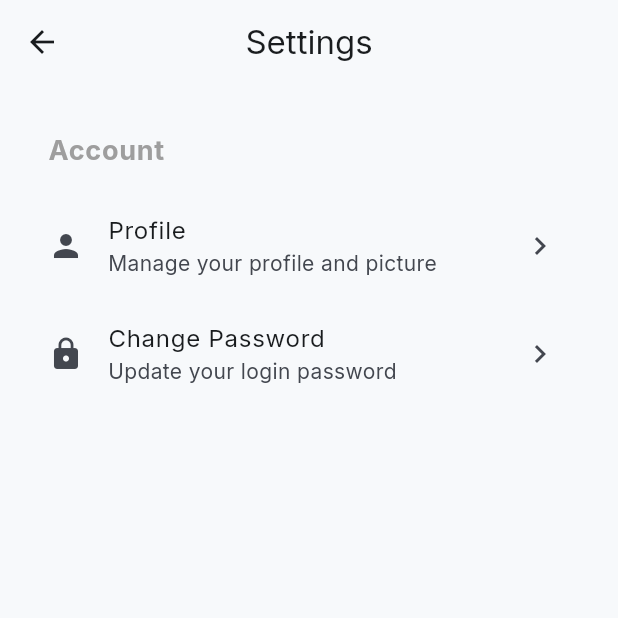
After one commit to salmanak20/Academy-Pro, a Flutter app: the SettingsScreen screen opened directly, on a phone screen of 412 x 824 dp, the top half of it. The commit adds this screen. Run offline on Flutter 3.47's test engine with Material 3 defaults, Android fonts, the phone set to English and light mode, and no system bars; our stand-ins replace cloud_firestore, firebase_auth, firebase_core, firebase_storage, flutter_riverpod, freezed_annotation and 5 more; accounts and stored records are empty; generated files the repository leaves out were written again.

Commit message:
feat: add profile picture upload, settings module, and email notification for password change. Update app logos.

```diff
--- a/lib/core/routing/app_router.dart
+++ b/lib/core/routing/app_router.dart
@@ -143,6 +143,14 @@ GoRouter appRouter(Ref ref) {
         path: '/principal/reports',
         builder: (context, state) => const ReportsScreen(),
       ),
+      GoRoute(
+        path: '/principal/settings',
+        builder: (context, state) => const SettingsScreen(),
+      ),
+      GoRoute(
+        path: '/principal/profile',
+        builder: (context, state) => const ProfileScreen(),
+      ),
     ],
   );
 }
--- a/lib/features/auth/domain/entities/app_user.dart
+++ b/lib/features/auth/domain/entities/app_user.dart
@@ -13,6 +13,7 @@ abstract class AppUser with _$AppUser {
     required String role, // 'SuperAdmin', 'Principal', 'Teacher', 'Student'
     String? academyId, // Null for SuperAdmin, required for Principal/Teacher/Student
     String? name,
+    String? photoUrl,
   }) = _AppUser;
 
   factory AppUser.fromJson(Map<String, dynamic> json) =>
--- a/lib/features/dashboard/presentation/change_password_screen.dart
+++ b/lib/features/dashboard/presentation/change_password_screen.dart
@@ -1,5 +1,6 @@
 import 'package:flutter/material.dart';
 import 'package:firebase_auth/firebase_auth.dart';
+import 'package:cloud_firestore/cloud_firestore.dart';
 import 'package:go_router/go_router.dart';
 
 class ChangePasswordScreen extends StatefulWidget {
@@ -46,6 +47,19 @@ class _ChangePasswordScreenState extends State<ChangePasswordScreen> {
 
       // Update password
       await user.updatePassword(_newPasswordController.text);
+
+      // Send mail
+      await FirebaseFirestore.instance.collection('mail').add({
+        'to': user.email,
+        'message': {
+          'subject': 'Password Changed - Academy Pro',
+          'html': '''
+            <h2>Password Changed Successfully</h2>
+            <p>Your password for Academy Pro has been recently changed.</p>
+            <p>If you did not make this change, please contact support immediately.</p>
+          ''',
+        }
+      });
 
       if (mounted) {
         ScaffoldMessenger.of(context).showSnackBar(
--- a/lib/features/dashboard/presentation/principal_dashboard.dart
+++ b/lib/features/dashboard/presentation/principal_dashboard.dart
@@ -81,11 +81,11 @@ class PrincipalDashboard extends ConsumerWidget {
             },
           ),
           ListTile(
-            leading: const Icon(Icons.security),
-            title: const Text('Change Password'),
+            leading: const Icon(Icons.settings),
+            title: const Text('Settings'),
             onTap: () {
               context.pop();
-              context.push('/principal/change-password');
+              context.push('/principal/settings');
             },
           ),
         ],
--- /dev/null
+++ b/lib/features/settings/presentation/settings_screen.dart
@@ -0,0 +1,42 @@
+import 'package:flutter/material.dart';
+import 'package:go_router/go_router.dart';
+
+class SettingsScreen extends StatelessWidget {
+  const SettingsScreen({super.key});
+
+  @override
+  Widget build(BuildContext context) {
+    return Scaffold(
+      appBar: AppBar(title: const Text('Settings')),
+      body: ListView(
+        padding: const EdgeInsets.all(16.0),
+        children: [
+          const ListTile(
+            title: Text(
+              'Account',
+              style: TextStyle(fontSize: 18, fontWeight: FontWeight.bold, color: Colors.grey),
+            ),
+          ),
+          ListTile(
+            leading: const Icon(Icons.person),
+            title: const Text('Profile'),
+            subtitle: const Text('Manage your profile and picture'),
+            trailing: const Icon(Icons.chevron_right),
+            onTap: () {
+              context.push('/principal/profile');
+            },
+          ),
+          ListTile(
+            leading: const Icon(Icons.lock),
+            title: const Text('Change Password'),
+            subtitle: const Text('Update your login password'),
+            trailing: const Icon(Icons.chevron_right),
+            onTap: () {
+              context.push('/principal/change-password');
+            },
+          ),
+        ],
+      ),
+    );
+  }
+}
--- a/pubspec.yaml
+++ b/pubspec.yaml
@@ -58,6 +58,8 @@ dependencies:
   shared_preferences: any
   dartz: any
   google_fonts: ^8.1.0
+  firebase_storage: ^13.4.3
+  image_picker: ^1.2.2
 
 dev_dependencies:
   flutter_test:
```
Also changed, not shown: lib/features/profile/presentation/profile_screen.dart (added, +137 -0 lines), lib/screens/splash_screen.dart (+7 -4 lines), lib/widgets/dashboard_shell.dart (+26 -17 lines), lib/core/routing/app_router.g.dart, lib/features/auth/domain/entities/app_user.freezed.dart, lib/features/auth/domain/entities/app_user.g.dart, lib/features/student/application/student_controller.g.dart, pubspec.lock, 5 other files.
